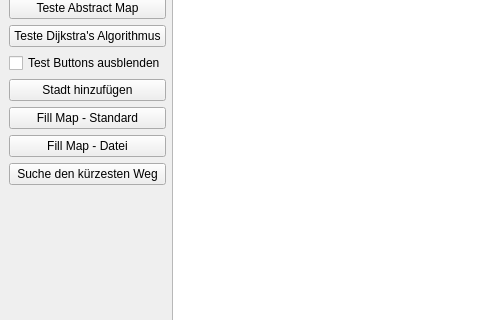
This is V09/Streetplanner/mainwindow.ui in yzaimoglu/rwth-pi1 as Qt 5 draws it before an edit; both pictures show x 0 to 480 and y 163 to 483 of the 800 by 600 pixel window. The edited form follows.
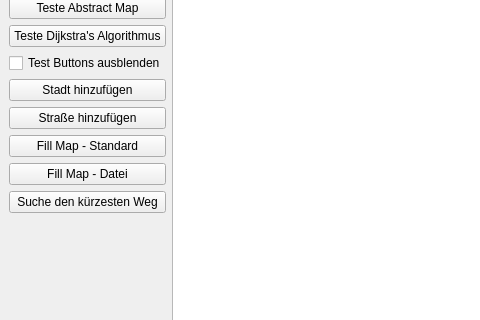
This is the edited form.

Commit message: Added Dialog to add streets between two cities

The edit to the form file:
```diff
--- a/V09/Streetplanner/mainwindow.ui
+++ b/V09/Streetplanner/mainwindow.ui
@@ -18,7 +18,7 @@
     <property name="verticalSpacing">
      <number>-1</number>
     </property>
-    <item row="13" column="0">
+    <item row="14" column="0">
      <spacer name="verticalSpacer">
       <property name="orientation">
        <enum>Qt::Vertical</enum>
@@ -31,14 +31,21 @@
       </property>
      </spacer>
     </item>
-    <item row="11" column="0">
+    <item row="12" column="0">
      <widget class="QPushButton" name="pushButton_dijkstra_dialog">
       <property name="text">
        <string>Suche den kürzesten Weg</string>
       </property>
      </widget>
     </item>
-    <item row="0" column="2" rowspan="14">
+    <item row="11" column="0">
+     <widget class="QPushButton" name="pushButton_mapio_map_fill_file">
+      <property name="text">
+       <string>Fill Map - Datei</string>
+      </property>
+     </widget>
+    </item>
+    <item row="0" column="2" rowspan="15">
      <widget class="QGraphicsView" name="graphicsView"/>
     </item>
     <item row="8" column="0">
@@ -72,7 +79,7 @@
       </property>
      </widget>
     </item>
-    <item row="9" column="0">
+    <item row="10" column="0">
      <widget class="QPushButton" name="pushButton_mapio_map_fill">
       <property name="text">
        <string>Fill Map - Standard</string>
@@ -120,10 +127,10 @@
       </property>
      </widget>
     </item>
-    <item row="10" column="0">
-     <widget class="QPushButton" name="pushButton_mapio_map_fill_file">
+    <item row="9" column="0">
+     <widget class="QPushButton" name="pushButton_add_street_dialog">
       <property name="text">
-       <string>Fill Map - Datei</string>
+       <string>Straße hinzufügen</string>
       </property>
      </widget>
     </item>
```
The commit also changes 98 other files.
